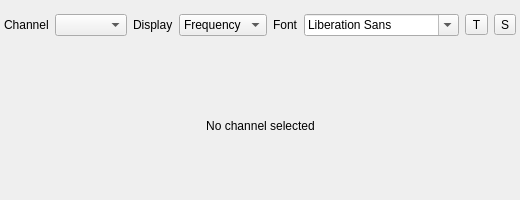
This is plugins/feature/freqdisplay/freqdisplaygui.ui in thomasgi1/sdrangel as Qt 5 draws it before an edit. The edited form follows.
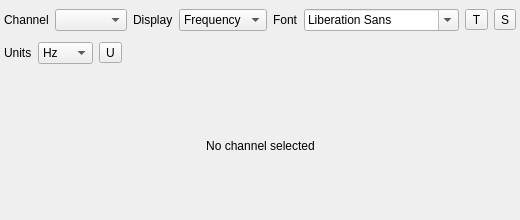
This is the edited form. Icons and pictures are not drawn. Custom widgets are drawn as their Qt base class.

Commit message:
freqdisplay: fix hang on transparency exit; add units/showUnits; fix dB; fix Both mode fallback
Agent-Logs-Url: https://github.com/srcejon/sdrangel/sessions/ab287ce0-b7ef-4125-9e62-9054ab2ccd93

What changed in the file:
```diff
--- a/plugins/feature/freqdisplay/freqdisplaygui.ui
+++ b/plugins/feature/freqdisplay/freqdisplaygui.ui
@@ -7,13 +7,13 @@
     <x>0</x>
     <y>0</y>
     <width>520</width>
-    <height>200</height>
+    <height>220</height>
    </rect>
   </property>
   <property name="minimumSize">
    <size>
     <width>420</width>
-    <height>180</height>
+    <height>200</height>
    </size>
   </property>
   <property name="windowTitle">
@@ -25,7 +25,7 @@
      <x>0</x>
      <y>0</y>
      <width>520</width>
-     <height>51</height>
+     <height>75</height>
     </rect>
    </property>
    <property name="sizePolicy">
@@ -148,13 +148,74 @@
       </item>
      </layout>
     </item>
+    <item>
+     <layout class="QHBoxLayout" name="unitsLayout">
+      <item>
+       <widget class="QLabel" name="unitsLabel">
+        <property name="text">
+         <string>Units</string>
+        </property>
+       </widget>
+      </item>
+      <item>
+       <widget class="QComboBox" name="frequencyUnits">
+        <property name="toolTip">
+         <string>Select units for the displayed frequency value</string>
+        </property>
+        <item>
+         <property name="text">
+          <string>Hz</string>
+         </property>
+        </item>
+        <item>
+         <property name="text">
+          <string>kHz</string>
+         </property>
+        </item>
+        <item>
+         <property name="text">
+          <string>MHz</string>
+         </property>
+        </item>
+        <item>
+         <property name="text">
+          <string>GHz</string>
+         </property>
+        </item>
+       </widget>
+      </item>
+      <item>
+       <widget class="ButtonSwitch" name="showUnits">
+        <property name="toolTip">
+         <string>Show or hide unit labels in the display</string>
+        </property>
+        <property name="text">
+         <string>U</string>
+        </property>
+       </widget>
+      </item>
+      <item>
+       <spacer name="unitsSpacer">
+        <property name="orientation">
+         <enum>Qt::Horizontal</enum>
+        </property>
+        <property name="sizeHint" stdset="0">
+         <size>
+          <width>40</width>
+          <height>20</height>
+         </size>
+        </property>
+       </spacer>
+      </item>
+     </layout>
+    </item>
    </layout>
   </widget>
   <widget class="QWidget" name="horizontalWidget" native="true">
    <property name="geometry">
     <rect>
      <x>10</x>
-     <y>70</y>
+     <y>90</y>
      <width>501</width>
      <height>111</height>
     </rect>
```
The commit also changes 4 other files.
